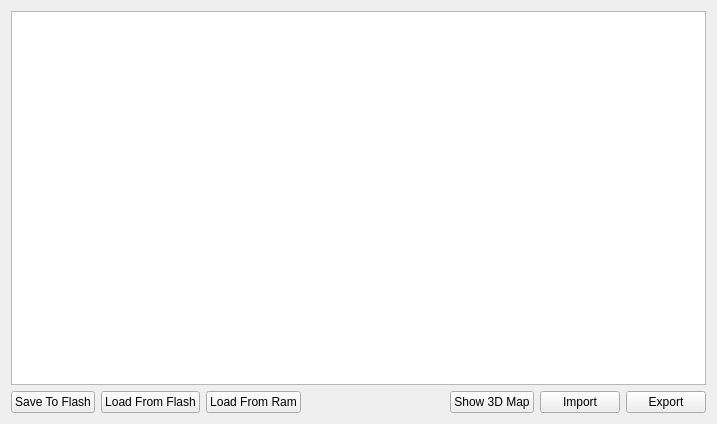
Old version of the form src/tableview3d.ui in the repository fredcooke/emstudio.
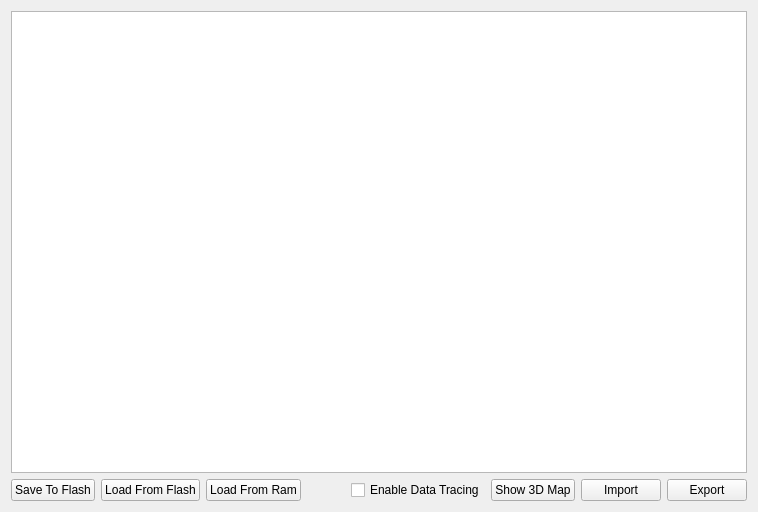
New version of the form. Custom widgets are drawn as their Qt base class.

Commit message: Added checkbox for enabling/disabling 3d table data tracing

What changed in the file:
```diff
--- a/src/tableview3d.ui
+++ b/src/tableview3d.ui
@@ -6,8 +6,8 @@
    <rect>
     <x>0</x>
     <y>0</y>
-    <width>717</width>
-    <height>424</height>
+    <width>758</width>
+    <height>512</height>
    </rect>
   </property>
   <property name="windowTitle">
@@ -53,6 +53,13 @@
        </property>
       </spacer>
      </item>
+     <item>
+      <widget class="QCheckBox" name="tracingCheckBox">
+       <property name="text">
+        <string>Enable Data Tracing</string>
+       </property>
+      </widget>
+     </item>
      <item>
       <widget class="QPushButton" name="showMapPushButton">
        <property name="text">
```
The commit also changes 2 other files.
